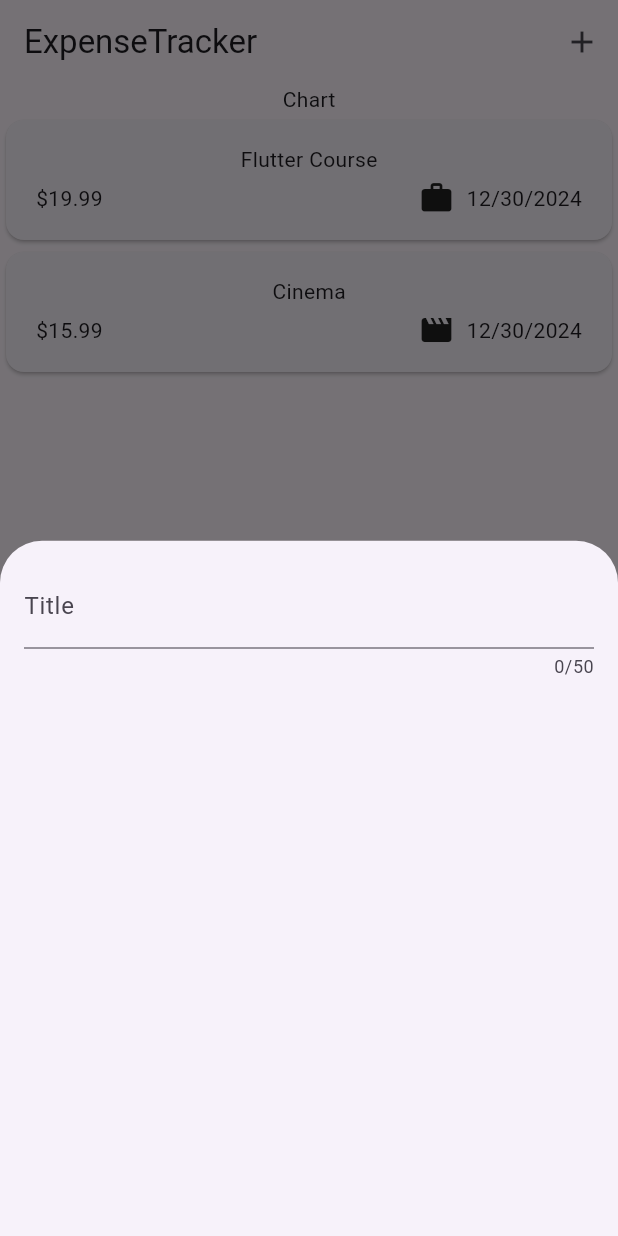
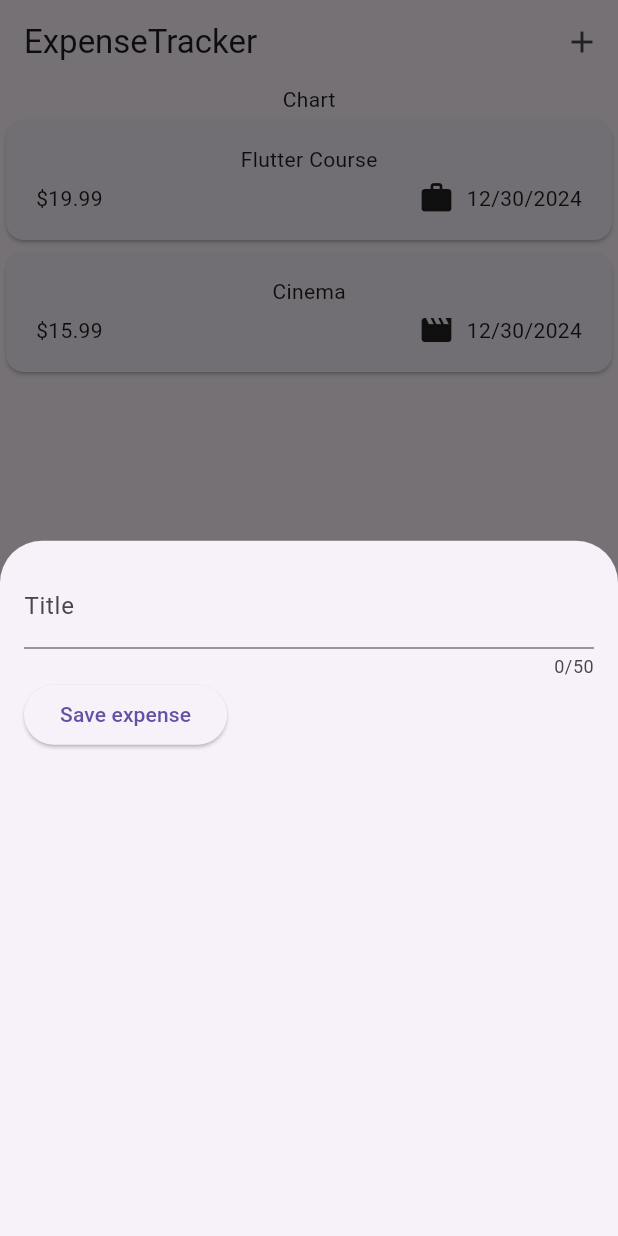
Before and after one commit to Lincxx/flutter-expense-tracker, a Flutter app: the screen it shows after launch, after a tap on the "add" icon, on a phone screen of 412 x 824 dp. Run offline on Flutter 3.47's test engine with Material 3 defaults, Android fonts, the phone set to English and light mode, and no system bars.

Commit message:
Add user input

```diff
--- a/lib/widgets/new_expense.dart
+++ b/lib/widgets/new_expense.dart
@@ -8,18 +8,34 @@ class NewExpense extends StatefulWidget {
 }
 
 class _NewExpenseState extends State<NewExpense> {
+  var _enteredTitle = '';
+
+  void _saveTitleInput(String inputValue) {
+    _enteredTitle = inputValue;
+  }
+
   @override
   Widget build(BuildContext context) {
-    return const Padding(
-      padding: EdgeInsets.all(16),
+    return Padding(
+      padding: const EdgeInsets.all(16),
       child: Column(
         children: [
           TextField(
+            onChanged: _saveTitleInput,
             maxLength: 50,
-            decoration: InputDecoration(
+            decoration: const InputDecoration(
               label: Text('Title'),
             ),
           ),
+          Row(
+            children: [
+              ElevatedButton(
+                  onPressed: () {
+                    print(_enteredTitle);
+                  },
+                  child: const Text('Save expense'))
+            ],
+          )
         ],
       ),
     );
```
